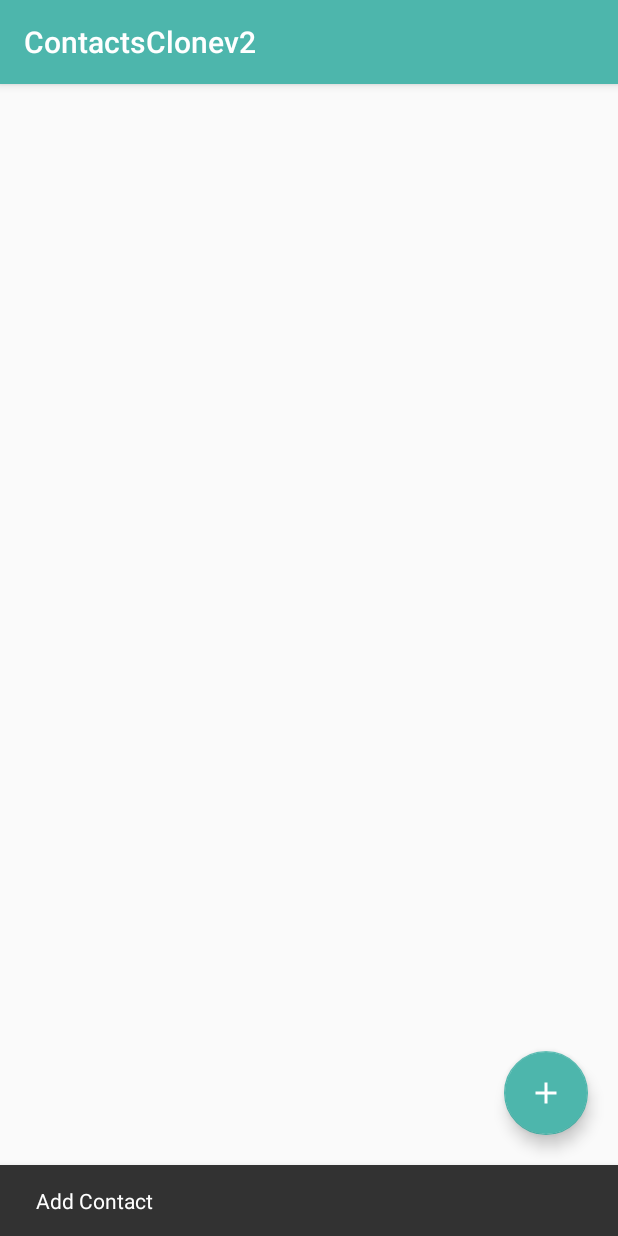
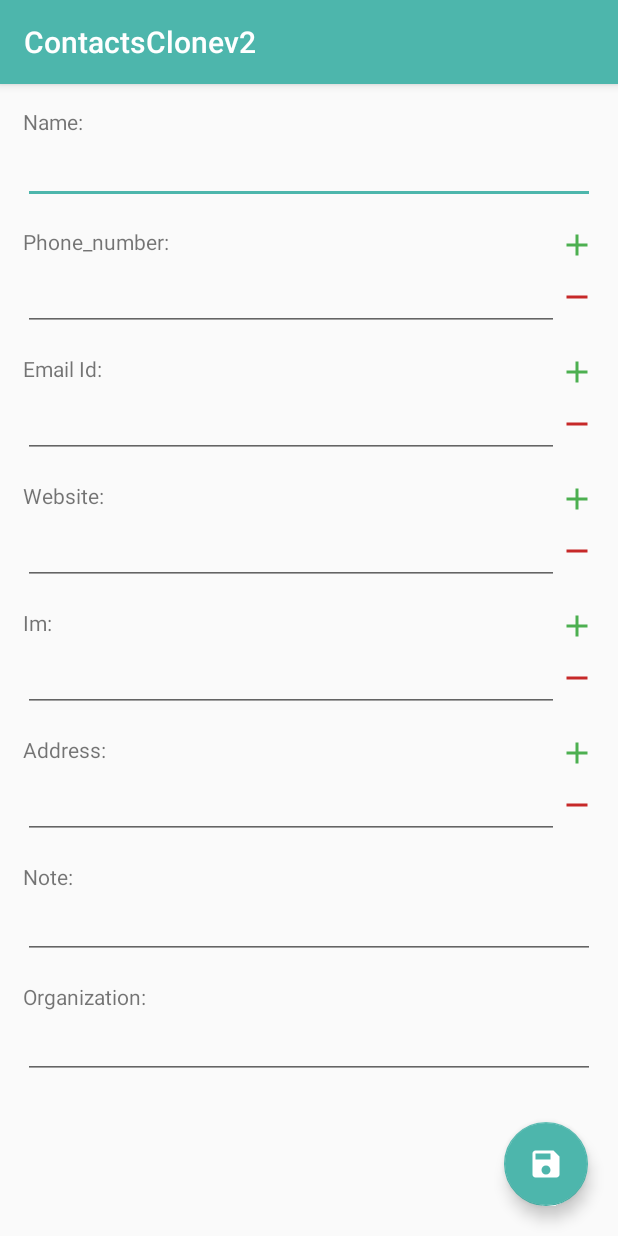
Before and after one commit to shangeethsivan/ContactsV2, an Android app: the screen it shows after launch (HomeActivity before the commit, AddOrEditActivity after it), after a tap on an icon or button, on a phone screen of 412 x 824 dp. Run offline under Robolectric (Android 15) with nearby library versions, the phone set to English and light mode, and no system bars; our stand-ins replace Picasso; pictures from the network do not load; 11 statements that could not run were skipped.

Commit message:
Add Contact Feature added

```diff
--- a/app/src/main/AndroidManifest.xml
+++ b/app/src/main/AndroidManifest.xml
@@ -24,7 +24,7 @@
             android:name=".ui.DetailActivity"
             android:theme="@style/Theme.AppCompat.NoActionBar" />
         <activity android:name=".EditContactActivity" />
-        <activity android:name=".EditContactActivity2">
+        <activity android:name=".AddOrEditActivity">
 
 
         </activity>
--- a/app/src/main/java/com/shangeeth/contactsclonev2/EditContactActivity2.java
+++ b/app/src/main/java/com/shangeeth/contactsclonev2/AddOrEditActivity.java
@@ -2,6 +2,7 @@ package com.shangeeth.contactsclonev2;
 
 import android.content.Intent;
 import android.support.design.widget.FloatingActionButton;
+import android.support.design.widget.Snackbar;
 import android.support.v7.app.AppCompatActivity;
 import android.os.Bundle;
 import android.text.InputType;
@@ -18,7 +19,7 @@ import com.shangeeth.contactsclonev2.jdo.SecondaryContactsJDO;
 
 import java.util.ArrayList;
 
-public class EditContactActivity2 extends AppCompatActivity {
+public class AddOrEditActivity extends AppCompatActivity {
 
     LinearLayout mLinearLayoutPhone;
     LinearLayout mLinearLayoutEmail;
@@ -64,7 +65,9 @@ public class EditContactActivity2 extends AppCompatActivity {
     private FloatingActionButton mFab;
     private String mContactName;
 
-    ArrayList<String> idsTobeDeleted;
+    ArrayList<String> mIdsTobeDeleted;
+
+    private int mRequestCode;
 
     @Override
     protected void onCreate(Bundle savedInstanceState) {
@@ -74,9 +77,8 @@ public class EditContactActivity2 extends AppCompatActivity {
 
 
         Intent intent = getIntent();
-        mContactsJDOs = (ArrayList<SecondaryContactsJDO>) intent.getSerializableExtra(getString(R.string.contact_data_jdos));
-        mCurrentId = intent.getStringExtra(getString(R.string.id_extra));
-        mContactName = intent.getStringExtra(getString(R.string.name));
+
+        mRequestCode = intent.getIntExtra(getString(R.string.request_code), 0);
 
         mInflater = getLayoutInflater();
 
@@ -121,12 +123,21 @@ public class EditContactActivity2 extends AppCompatActivity {
         mAddressEditTexts = new ArrayList<>();
         mAddressViews = new ArrayList<>();
 
-        idsTobeDeleted = new ArrayList<>();
-
+        mIdsTobeDeleted = new ArrayList<>();
 
         setOnClickListeners();
 
+        if (mRequestCode == 101) {
+
+            mContactsJDOs = (ArrayList<SecondaryContactsJDO>) intent.getSerializableExtra(getString(R.string.contact_data_jdos));
+            mCurrentId = intent.getStringExtra(getString(R.string.id_extra));
+            mContactName = intent.getStringExtra(getString(R.string.name));
             loadAllDatas();
+
+        } else {
+            loadEmptyFields();
+        }
+
     }
 
 
@@ -167,6 +178,20 @@ public class EditContactActivity2 extends AppCompatActivity {
                 mOrgEDT.setText(lSecondaryContactsJDO.getData());
             }
         }
+    }
+
+    public void loadEmptyFields() {
+
+        addView(mLinearLayoutPhone, mPhoneEditTextJDO, mPhoneViews, InputType.TYPE_CLASS_PHONE, "", "-1");
+
+        addView(mLinearLayoutEmail, mEmailEditTextAndIdJDOs, mEmailViews, InputType.TYPE_TEXT_VARIATION_EMAIL_ADDRESS, "", "-1");
+
+        addView(mLinearLayoutWebsite, mWebsiteEditTextAndIdJDOs, mWebsiteViews, InputType.TYPE_CLASS_TEXT, "", "-1");
+
+        addView(mLinearLayoutIM, mImEditTextAndIdJDOs, mImViews, InputType.TYPE_TEXT_VARIATION_EMAIL_ADDRESS, "", "-1");
+
+        addView(mLinearLayoutAddress, mAddressEditTextAndIdJDOs, mAddressViews, InputType.TYPE_CLASS_TEXT, "", "-1");
+
     }
 
     public void setOnClickListeners() {
@@ -226,6 +251,7 @@ public class EditContactActivity2 extends AppCompatActivity {
 
     private void saveContacts() {
 
+        if (!mNameEDT.getText().toString().trim().equals("")) {
             // Update the First table
             PrimaryContactJDO lPrimaryContactJDO = new PrimaryContactJDO();
             lPrimaryContactJDO.setId(mCurrentId);
@@ -234,15 +260,20 @@ public class EditContactActivity2 extends AppCompatActivity {
             lPrimaryContactJDO.setOraganization(mOrgEDT.getText().toString());
 
             ContactsTable table = new ContactsTable(this);
+            //If adding new Contacts add the contacts and update the Current ID.
+            if (mCurrentId == null || mCurrentId.equals("")) {
+                mCurrentId = String.valueOf(table.insertNewRow(lPrimaryContactJDO));
+            } else {
                 table.updateRow(lPrimaryContactJDO);
+            }
 
             ContactsDataTable dataTable = new ContactsDataTable(this);
 
 
             //Delete if there is any id to be deleted
 
-        if (idsTobeDeleted.size() > 0) {
-            dataTable.deleteDataForIds(idsTobeDeleted);
+            if (mIdsTobeDeleted.size() > 0) {
+                dataTable.deleteDataForIds(mIdsTobeDeleted);
             }
 
             //Get all the second table data
@@ -308,13 +339,29 @@ public class EditContactActivity2 extends AppCompatActivity {
             //Inserting or Updating new Data Based on Ids
             dataTable.insertOrUpdateData(dataTobeAdded);
 
+
+
         /*
         Setting the intent to update the datas in the DetailActivity
          */
+
+            if (mRequestCode == 101) {
+
                 Intent intent = new Intent();
                 intent.putExtra(getString(R.string.id_extra), mCurrentId);
                 setResult(1, intent);
                 finish();
+
+            } else {
+
+                setResult(0, new Intent().putExtra(getString(R.string.is_data_updated), true));
+                finish();
+
+            }
+        } else {
+            Snackbar.make((LinearLayout) findViewById(R.id.container_layout), "Atleast enter name to save", Snackbar.LENGTH_SHORT).show();
+        }
+
 
     }
 
@@ -332,7 +379,7 @@ public class EditContactActivity2 extends AppCompatActivity {
         pViews.remove(pViews.get(pViews.size() - 1));
         String lId = pEditTextAndIdJDOs.get(pEditTextAndIdJDOs.size() - 1).getmId();
         if (!lId.equals("-1")) {
-            idsTobeDeleted.add(lId);
+            mIdsTobeDeleted.add(lId);
         }
         pEditTextAndIdJDOs.remove(pEditTextAndIdJDOs.get(pEditTextAndIdJDOs.size() - 1));
 
--- a/app/src/main/java/com/shangeeth/contactsclonev2/ui/DetailActivity.java
+++ b/app/src/main/java/com/shangeeth/contactsclonev2/ui/DetailActivity.java
@@ -20,8 +20,7 @@ import android.view.Menu;
 import android.view.MenuItem;
 import android.widget.ImageView;
 
-import com.shangeeth.contactsclonev2.EditContactActivity;
-import com.shangeeth.contactsclonev2.EditContactActivity2;
+import com.shangeeth.contactsclonev2.AddOrEditActivity;
 import com.shangeeth.contactsclonev2.R;
 import com.shangeeth.contactsclonev2.adapters.DetailActivityCustomRecylerViewAdapter;
 import com.shangeeth.contactsclonev2.db.ContactsDataTable;
@@ -31,7 +30,6 @@ import com.shangeeth.contactsclonev2.jdo.SecondaryContactsJDO;
 import com.squareup.picasso.Picasso;
 
 import java.util.ArrayList;
-import java.util.Collection;
 import java.util.Collections;
 
 public class DetailActivity extends AppCompatActivity {
@@ -44,9 +42,9 @@ public class DetailActivity extends AppCompatActivity {
     private RecyclerView mRecyclerView;
     private ArrayList<SecondaryContactsJDO> mContactsDataJDOs;
     private String mCurrentId;
-    private int REQUEST_CODE = 100;
     private boolean mUpdated = false;
     private DetailActivityCustomRecylerViewAdapter mCustomAdapter;
+    private int REQUEST_CODE = 101;
 
     @Override
     protected void onCreate(Bundle savedInstanceState) {
@@ -152,10 +150,11 @@ public class DetailActivity extends AppCompatActivity {
         switch (item.getItemId()) {
             case R.id.edit_contact:
 
-                Intent lIntent = new Intent(this, EditContactActivity2.class);
+                Intent lIntent = new Intent(this, AddOrEditActivity.class);
                 lIntent.putExtra(getString(R.string.contact_data_jdos), mContactsDataJDOs);
                 lIntent.putExtra(getString(R.string.name),mContactsJDO.getDisplayName());
                 lIntent.putExtra(getString(R.string.id_extra), mCurrentId);
+                lIntent.putExtra(getString(R.string.request_code),REQUEST_CODE);
 
                 startActivityForResult(lIntent,REQUEST_CODE);
 
--- a/app/src/main/java/com/shangeeth/contactsclonev2/ui/HomeActivity.java
+++ b/app/src/main/java/com/shangeeth/contactsclonev2/ui/HomeActivity.java
@@ -9,7 +9,6 @@ import android.content.pm.PackageManager;
 import android.os.AsyncTask;
 import android.support.annotation.NonNull;
 import android.support.design.widget.FloatingActionButton;
-import android.support.design.widget.Snackbar;
 import android.support.v4.app.ActivityCompat;
 import android.support.v4.content.ContextCompat;
 import android.support.v7.app.AppCompatActivity;
@@ -19,6 +18,7 @@ import android.support.v7.widget.LinearLayoutManager;
 import android.support.v7.widget.RecyclerView;
 import android.view.View;
 
+import com.shangeeth.contactsclonev2.AddOrEditActivity;
 import com.shangeeth.contactsclonev2.R;
 import com.shangeeth.contactsclonev2.adapters.HomeActivityCustomRecyclerViewAdapter;
 import com.shangeeth.contactsclonev2.db.ContactsTable;
@@ -36,6 +36,7 @@ public class HomeActivity extends AppCompatActivity {
     HomeActivityCustomRecyclerViewAdapter mRecyclerViewAdapter;
     private ArrayList<PrimaryContactJDO> mContactListJDO;
     private FloatingActionButton maddContactFab;
+    public static final int REQUEST_CODE = 100;
 
     @Override
     protected void onCreate(Bundle savedInstanceState) {
@@ -83,7 +84,8 @@ public class HomeActivity extends AppCompatActivity {
         maddContactFab.setOnClickListener(new View.OnClickListener() {
             @Override
             public void onClick(View v) {
-                Snackbar.make(mRecyclerView, "Add Contact", Snackbar.LENGTH_SHORT).show();
+                startActivityForResult(new Intent(HomeActivity.this, AddOrEditActivity.class)
+                        .putExtra(getString(R.string.request_code),REQUEST_CODE),REQUEST_CODE);
             }
         });
 
--- a/app/src/main/res/layout/activity_edit_contact2.xml
+++ b/app/src/main/res/layout/activity_edit_contact2.xml
@@ -11,9 +11,10 @@
         <LinearLayout xmlns:android="http://schemas.android.com/apk/res/android"
             xmlns:tools="http://schemas.android.com/tools"
             android:layout_width="match_parent"
+            android:id="@+id/container_layout"
             android:layout_height="wrap_content"
             android:orientation="vertical"
-            tools:context="com.shangeeth.contactsclonev2.EditContactActivity2">
+            tools:context="com.shangeeth.contactsclonev2.AddOrEditActivity">
 
             <LinearLayout
                 android:layout_width="match_parent"
--- a/app/src/main/res/values/strings.xml
+++ b/app/src/main/res/values/strings.xml
@@ -2,6 +2,7 @@
     <string name="app_name">ContactsClonev2</string>
     <string name="name">name</string>
     <string name="id_extra">id</string>
+    <string name="request_code">request_code</string>
     <string name="is_data_updated">is_data_updated</string>
     <string name="are_contacts_loaded">areContactsLoaded</string>
     <string name="edit">edit</string>
```
Also changed, not shown: app/src/main/java/com/shangeeth/contactsclonev2/db/ContactsTable.java (+18 -1 lines). Lines whose indentation alone changed are shown as unchanged.
